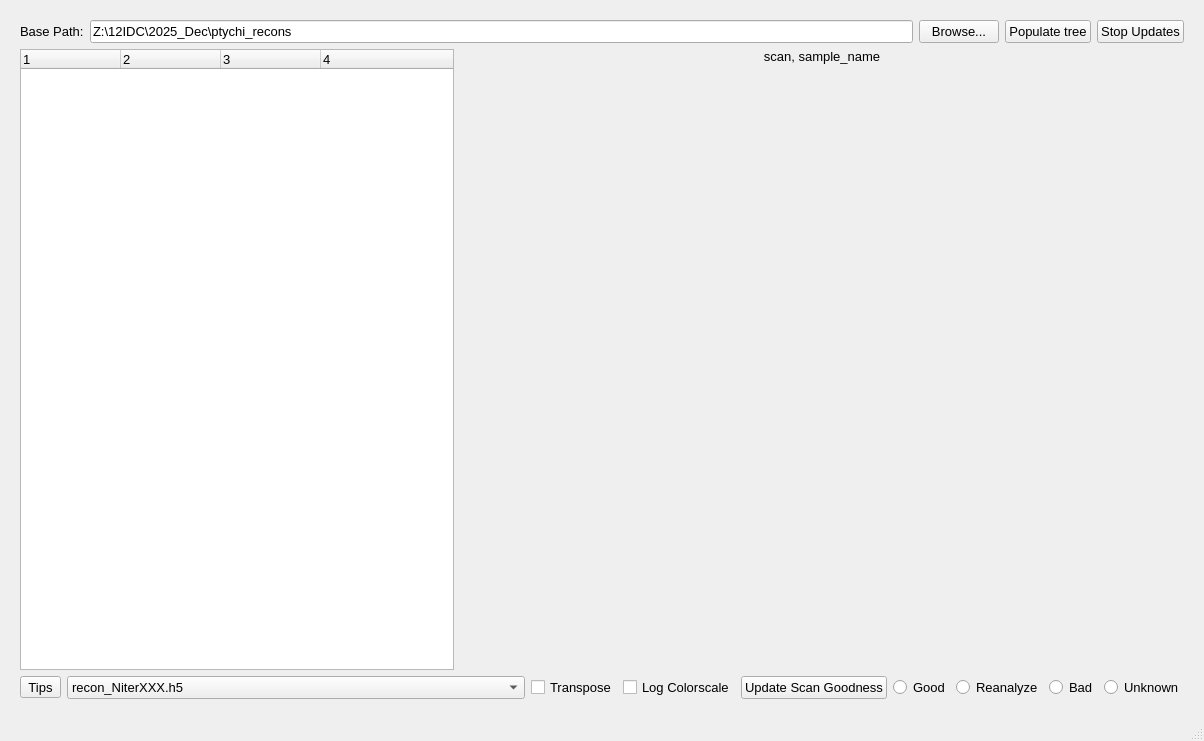
Before: the Qt Designer form ptychi_file_browser.ui in jooneal225/ptychi-file-browser, drawn with Qt 5.
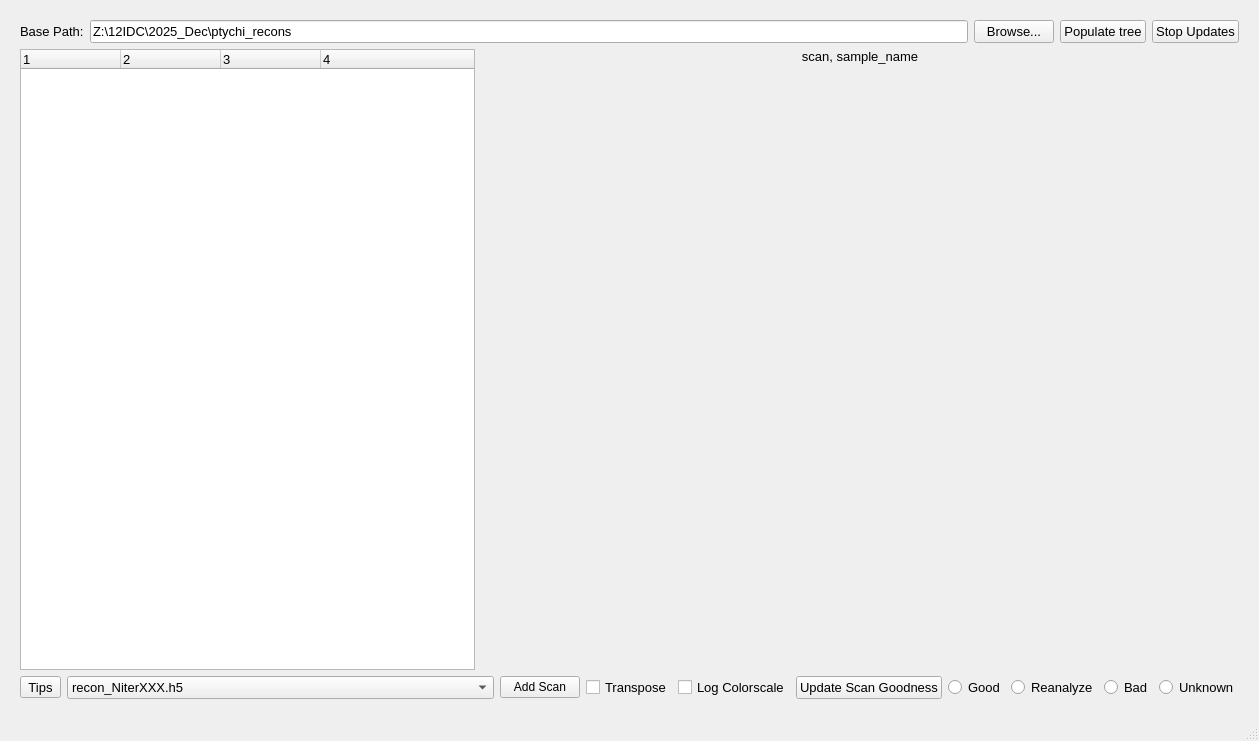
After: the same form once the commit is applied.

Commit message: Added parameter folder scrolling with , and . keys. Added "Add Scan" button.

What changed in the file:
```diff
--- a/ptychi_file_browser.ui
+++ b/ptychi_file_browser.ui
@@ -6,7 +6,7 @@
    <rect>
     <x>0</x>
     <y>0</y>
-    <width>1204</width>
+    <width>1259</width>
     <height>741</height>
    </rect>
   </property>
@@ -246,6 +246,13 @@
           </item>
          </widget>
         </item>
+        <item>
+         <widget class="QPushButton" name="pushButton_addScan">
+          <property name="text">
+           <string>Add Scan</string>
+          </property>
+         </widget>
+        </item>
         <item>
          <widget class="QCheckBox" name="checkBox_transpose">
           <property name="font">
```
Left out of the diff: 7 changed lines with no effect on the pictures. The commit also changes 1 other file.
